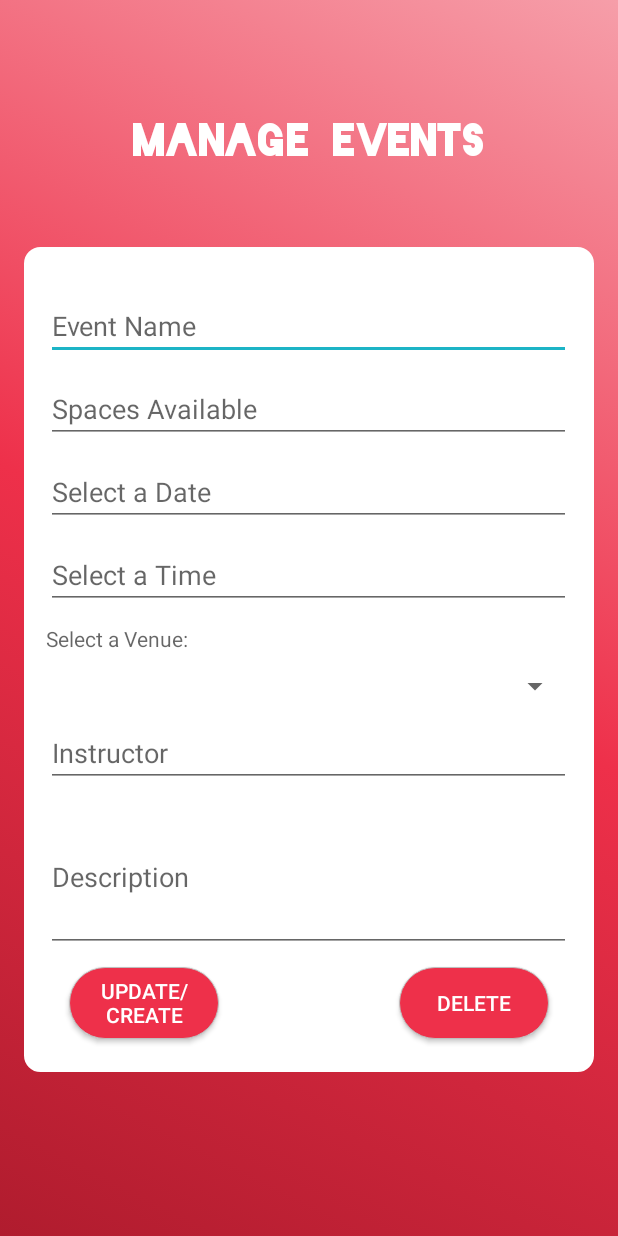
After one commit to ckallum/SPE-HWB, an Android app: the layout fragment_admin_events.xml on its own in the app's theme, with its tools: preview values and no code run, on a phone screen of 412 x 824 dp. The commit adds this screen. Run offline under Robolectric (Android 15) with nearby library versions, the phone set to English and light mode, and no system bars.

Commit message:
added_admin_event

```diff
--- a/Application/app/src/main/java/com/example/healthproject/Activity/RegisterActivity.java
+++ b/Application/app/src/main/java/com/example/healthproject/Activity/RegisterActivity.java
@@ -20,6 +20,7 @@ import com.google.firebase.database.DatabaseReference;
 import com.google.firebase.database.FirebaseDatabase;
 import com.google.firebase.database.ValueEventListener;
 
+
 import java.util.HashMap;
 import java.util.Map;
 import java.util.regex.Matcher;
@@ -29,6 +30,7 @@ import java.util.regex.Pattern;
 public class RegisterActivity extends AppCompatActivity {
     EditText username, password, email,password2;
     FirebaseAuth mAuth;
+
 
 
 
@@ -125,7 +127,6 @@ public class RegisterActivity extends AppCompatActivity {
 
                                 } else {
 
-
                                     User user = new User(str_username,str_email,false);
 
                                     user.getEmail();
--- /dev/null
+++ b/Application/app/src/main/res/layout/fragment_admin_events.xml
@@ -0,0 +1,156 @@
+<?xml version="1.0" encoding="utf-8"?>
+<androidx.constraintlayout.widget.ConstraintLayout xmlns:android="http://schemas.android.com/apk/res/android"
+    xmlns:tools="http://schemas.android.com/tools"
+    android:layout_width="match_parent"
+    android:layout_height="match_parent"
+    xmlns:app="http://schemas.android.com/apk/res-auto"
+    android:background="@drawable/background">
+
+
+    <LinearLayout
+        android:layout_width="374dp"
+        android:layout_height="wrap_content"
+
+        android:layout_alignParentTop="true"
+        android:gravity="center"
+        android:orientation="vertical"
+
+        app:layout_constraintBottom_toBottomOf="parent"
+        app:layout_constraintEnd_toEndOf="parent"
+        app:layout_constraintHeight_percent=".2"
+        app:layout_constraintHorizontal_bias="0.5"
+        app:layout_constraintLeft_toLeftOf="parent"
+        app:layout_constraintRight_toRightOf="parent"
+        app:layout_constraintStart_toStartOf="parent"
+        app:layout_constraintTop_toTopOf="parent"
+        app:layout_constraintVertical_bias="0.1"
+        app:layout_constraintWidth_percent=".5">
+
+        <TextView
+            android:layout_width="wrap_content"
+            android:layout_height="wrap_content"
+            android:fontFamily="@font/blackout_1"
+            android:text="Manage Events"
+            android:textAllCaps="true"
+            android:textColor="#FFFFFF"
+            android:textSize="30sp" />
+
+    </LinearLayout>
+
+    <LinearLayout
+        android:layout_width="380dp"
+        android:layout_height="550dp"
+        android:background="@drawable/round_border_text"
+        android:orientation="vertical"
+        app:layout_constraintBottom_toBottomOf="parent"
+        app:layout_constraintEnd_toEndOf="parent"
+        app:layout_constraintHeight_percent=".2"
+        app:layout_constraintHorizontal_bias="0.5"
+        app:layout_constraintLeft_toLeftOf="parent"
+        app:layout_constraintRight_toRightOf="parent"
+        app:layout_constraintStart_toStartOf="parent"
+        app:layout_constraintTop_toTopOf="parent"
+        app:layout_constraintVertical_bias="0.6"
+
+        app:layout_constraintWidth_percent=".5">
+
+        <EditText
+            android:layout_width="350dp"
+            android:layout_height="wrap_content"
+            android:layout_marginTop="30dp"
+            android:layout_gravity="center"
+            android:hint="Event Name"
+            />
+        <EditText
+            android:layout_width="350dp"
+            android:layout_height="wrap_content"
+            android:layout_marginTop="10dp"
+            android:layout_gravity="center"
+            android:hint="Spaces Available"
+            android:inputType="number"
+
+            />
+
+        <EditText
+            android:layout_width="350dp"
+            android:layout_height="wrap_content"
+            android:layout_marginTop="10dp"
+            android:layout_gravity="center"
+            android:hint="Select a Date"
+            android:inputType="date"
+
+            />
+
+        <EditText
+            android:layout_width="350dp"
+            android:layout_height="wrap_content"
+            android:layout_marginTop="10dp"
+            android:layout_gravity="center"
+            android:hint="Select a Time"
+            android:inputType="time"
+
+            />
+
+        <TextView
+            android:layout_width="350dp"
+            android:layout_height="wrap_content"
+            android:layout_marginTop="10dp"
+            android:layout_gravity="center"
+            android:hint="Select a Venue:"
+            android:inputType="time"
+
+            />
+
+        <Spinner
+            android:layout_width="350dp"
+            android:layout_height="wrap_content"
+            android:layout_marginTop="10dp"
+            android:layout_gravity="center"
+            android:hint="Venue"
+
+
+            />
+        <EditText
+            android:layout_width="350dp"
+            android:layout_height="wrap_content"
+            android:layout_marginTop="10dp"
+            android:layout_gravity="center"
+            android:hint="Instructor"
+            android:inputType="textPersonName"
+
+            />
+        <EditText
+            android:layout_width="350dp"
+            android:layout_height="100dp"
+            android:layout_marginTop="10dp"
+            android:layout_gravity="center"
+            android:hint="Description"
+            android:inputType="textMultiLine"
+
+            />
+        <Button
+
+            android:layout_width="100dp"
+            android:layout_height="wrap_content"
+            android:layout_marginLeft="30dp"
+            android:layout_marginTop="10dp"
+            android:background="@drawable/button"
+            android:text="Update/Create"
+            android:textColor="#FFFFFF" />
+
+        <Button
+            android:id="@+id/backButton"
+            android:layout_width="100dp"
+            android:layout_height="wrap_content"
+            android:layout_marginLeft="250dp"
+            android:layout_marginTop="-48dp"
+            android:textColor="#FFFFFF"
+            android:background="@drawable/button"
+            android:text="Delete"/>
+
+
+
+
+    </LinearLayout>
+
+</androidx.constraintlayout.widget.ConstraintLayout>
```
Also changed, not shown: 98 other files.
